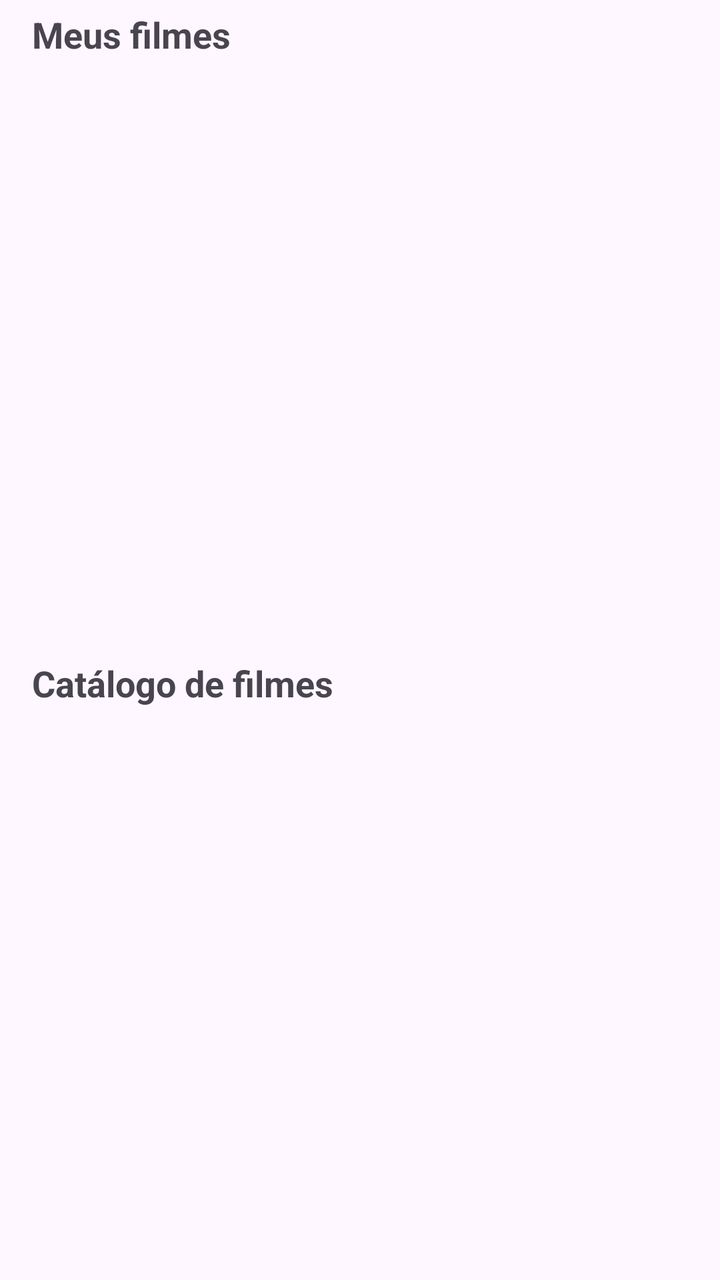
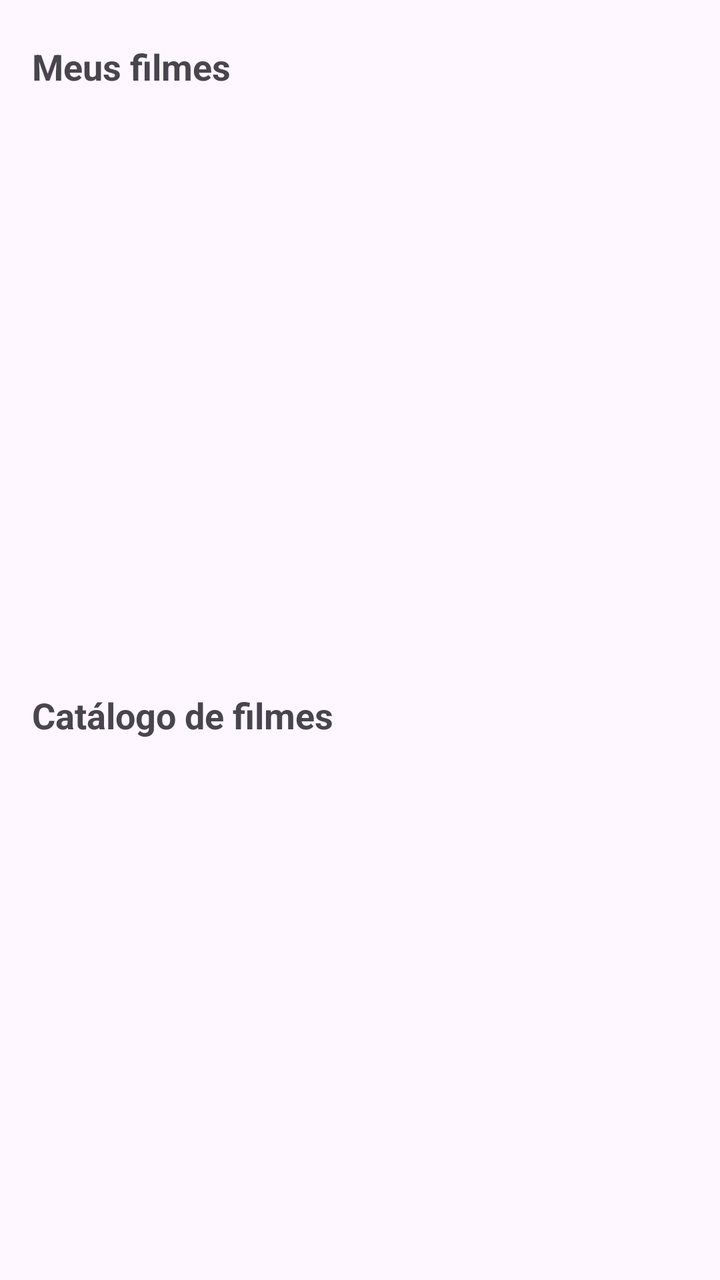

The first picture is an Android layout as it rendered before a commit; the second is the same layout after the commit. The layout source and the unified diff follow.
<!-- AndroidManifest.xml: application theme Theme.Caderno_de_filmess -->
<!-- res/layout/activity_main.xml -->
<ScrollView xmlns:android="http://schemas.android.com/apk/res/android"
    android:layout_width="match_parent"
    android:layout_height="match_parent">

    <LinearLayout
        android:id="@+id/main"
        android:layout_width="match_parent"
        android:layout_height="wrap_content"
        android:orientation="vertical">

        <TextView
            android:id="@+id/my_movies_title"
            android:layout_width="wrap_content"
            android:layout_height="wrap_content"
            android:layout_marginStart="16dp"
            android:layout_marginTop="5dp"
            android:text="Meus filmes"
            android:textSize="18sp"
            android:textStyle="bold" />

        <HorizontalScrollView
            android:id="@+id/my_movies_scroll"
            android:layout_width="match_parent"
            android:layout_height="280dp"
            android:layout_marginTop="10dp">

            <LinearLayout
                android:id="@+id/my_movies_container"
                android:layout_width="wrap_content"
                android:layout_height="wrap_content"
                android:orientation="horizontal"/>
        </HorizontalScrollView>

        <TextView
            android:id="@+id/catalog_title"
            android:layout_width="wrap_content"
            android:layout_height="wrap_content"
            android:layout_marginStart="16dp"
            android:layout_marginTop="10dp"
            android:text="Catálogo de filmes"
            android:textSize="18sp"
            android:textStyle="bold" />

        <LinearLayout
            android:id="@+id/movies_container"
            android:layout_width="match_parent"
            android:layout_height="wrap_content"
            android:layout_marginTop="10dp"
            android:layout_marginBottom="10dp"
            android:orientation="vertical" />

    </LinearLayout>

</ScrollView>
<!-- resources referenced by this layout -->
<resources>
  <style name="Theme.Caderno_de_filmess" parent="Base.Theme.Caderno_de_filmess" />
  <style name="Base.Theme.Caderno_de_filmess" parent="Theme.Material3.DayNight.NoActionBar">
          
          
      </style>
</resources>

<!-- the commit's change to res/layout/activity_main.xml (unified diff, before → after) -->
@@ -1,4 +1,5 @@
 <ScrollView xmlns:android="http://schemas.android.com/apk/res/android"
+    xmlns:app="http://schemas.android.com/apk/res-auto"
     android:layout_width="match_parent"
     android:layout_height="match_parent">
 
@@ -7,6 +8,18 @@
         android:layout_width="match_parent"
         android:layout_height="wrap_content"
         android:orientation="vertical">
+
+        <HorizontalScrollView
+            android:layout_width="match_parent"
+            android:layout_height="wrap_content">
+
+            <com.google.android.material.chip.ChipGroup
+                android:id="@+id/genres_chip_group"
+                android:layout_width="wrap_content"
+                android:layout_height="wrap_content"
+                android:padding="8dp"
+                app:singleSelection="false" />
+        </HorizontalScrollView>
 
         <TextView
             android:id="@+id/my_movies_title"
@@ -28,7 +41,7 @@
                 android:id="@+id/my_movies_container"
                 android:layout_width="wrap_content"
                 android:layout_height="wrap_content"
-                android:orientation="horizontal"/>
+                android:orientation="horizontal" />
         </HorizontalScrollView>
 
         <TextView
